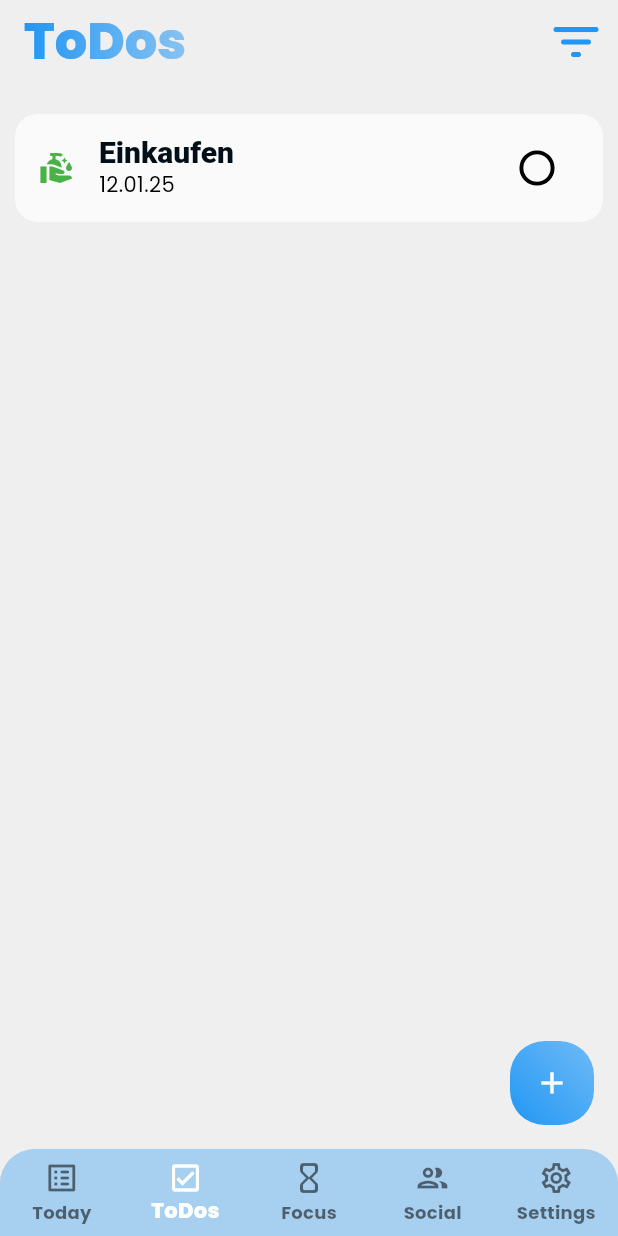
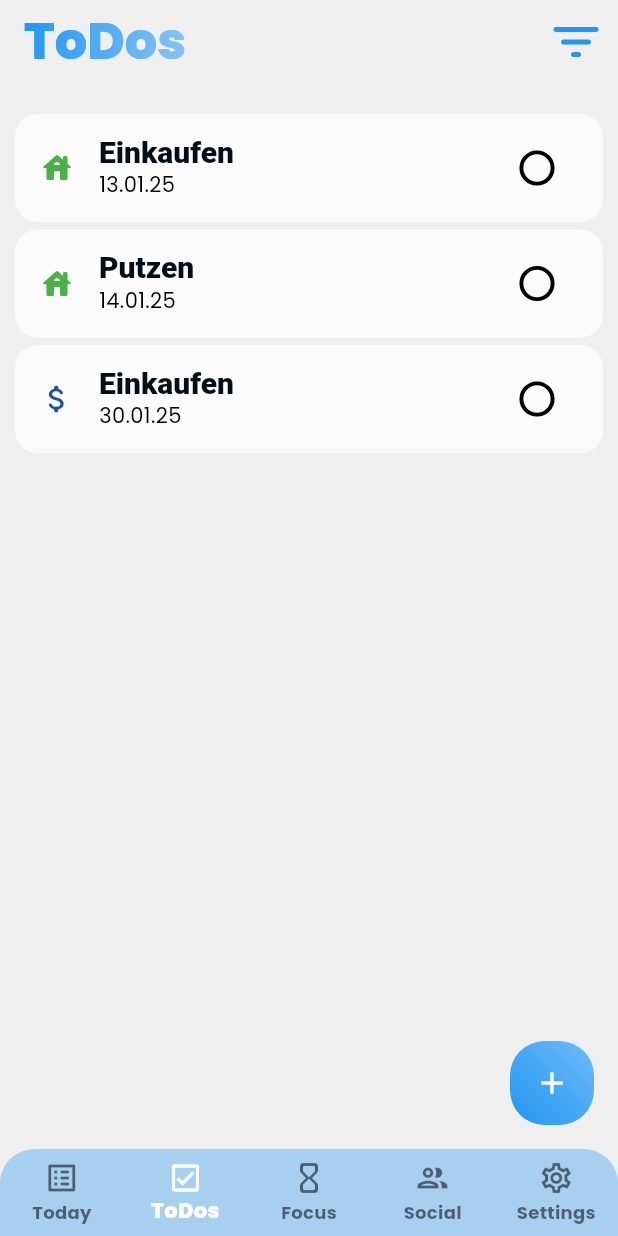
Before and after one commit to edhae/get_done, a Flutter app: the screen it shows after launch, item 2 of the bottom bar chosen, on a phone screen of 412 x 824 dp. Run offline on Flutter 3.47's test engine with Material 3 defaults, Android fonts, the light colour scheme and no system bars; drawn by our look-alikes of simple_gradient_text.

Commit message:
minor changes wieder

```diff
--- a/lib/data.dart
+++ b/lib/data.dart
@@ -1,39 +1,35 @@
 import 'package:flutter/material.dart';
 
-List<Map<String, dynamic>> todos = [
+List<Map<String, dynamic>> todos = [ //todo description
   {
     'todo_title': 'Einkaufen',
-    'todo_due_date': '12.01.25',
+    'todo_due_date': '13.01.25',
     'todo_is_done': false,
     'project_id': 0,
   },
-  // {
-  //   'title': 'Lernen',
-  //   'due_date': '13.01.25',
-  //   'done': false,
-  //   'project_name': 'Schule',
-  //   'project_color': const Color.fromARGB(165, 33, 149, 243),
-  // },
-  // {
-  //   'title': 'Sport',
-  //   'due_date': '16.01.25',
-  //   'done': false,
-  //   'project_name': 'Schule',
-  //   'project_color': const Color.fromARGB(165, 33, 149, 243),
-  // },
-  // {
-  //   'title': 'Rechnungen',
-  //   'due_date': '01.02.25',
-  //   'done': false,
-  //   'project_name': 'Finanzen',
-  //   'project_color': const Color.fromARGB(165, 63, 81, 181),
-  // },
+  {
+    'todo_title': 'Putzen',
+    'todo_due_date': '14.01.25',
+    'todo_is_done': false,
+    'project_id': 0,
+  },
+  {
+    'todo_title': 'Einkaufen',
+    'todo_due_date': '30.01.25',
+    'todo_is_done': false,
+    'project_id': 1,
+  },
 ];
 
 Map<int, Map<String, dynamic>> projects = {
   0: {
     'project_name': 'Haushalt',
     'project_color': const Color.fromARGB(255, 74, 177, 71),
-    'project_icon': Icons.clean_hands,
+    'project_icon': Icons.house_rounded,
+  },
+  1: {
+    'project_name': 'Finanzen',
+    'project_color': const Color.fromARGB(255, 30, 86, 151),
+    'project_icon': Icons.attach_money_rounded,
   },
 };
--- a/lib/mainpages/todospage.dart
+++ b/lib/mainpages/todospage.dart
@@ -65,9 +65,50 @@ class _TodosPageState extends State<TodosPage> {
 
             Map project = projects[todo['project_id']]!;
             Color projectColor = project['project_color'];
+            IconData projectIcon = project['project_icon'];
 
-            return Container(
+            return Dismissible(
               key: ValueKey(todos[index]),
+              direction: DismissDirection.horizontal,
+              onDismissed: (direction) {
+                setState(() {
+                  if (direction == DismissDirection.endToStart) {
+                    todo['isDone'] = true;
+                    ScaffoldMessenger.of(context).showSnackBar(
+                      SnackBar(
+                        content: Text('${todo['title']} marked as done!'),
+                        duration: Duration(seconds: 2),
+                      ),
+                    );
+                  } else if (direction == DismissDirection.startToEnd) { //todo useful action
+                    ScaffoldMessenger.of(context).showSnackBar(
+                      SnackBar(
+                        content: Text('${todo['title']} deleted!'),
+                        duration: Duration(seconds: 2),
+                      ),
+                    );
+                  }
+                });
+              },
+              background: Container(
+                color: Colors.red,
+                alignment: Alignment.centerLeft,
+                padding: const EdgeInsets.symmetric(horizontal: 20),
+                child: Icon(
+                  Icons.delete,
+                  color: Colors.white,
+                ),
+              ),
+              secondaryBackground: Container(
+                color: Colors.green,
+                alignment: Alignment.centerRight,
+                padding: const EdgeInsets.symmetric(horizontal: 20),
+                child: Icon(
+                  Icons.check,
+                  color: Colors.white,
+                ),
+              ),
+              child: Container(
                 margin: EdgeInsets.only(bottom: 5),
                 decoration: BoxDecoration(
                   borderRadius: BorderRadius.circular(15),
@@ -86,14 +127,15 @@ class _TodosPageState extends State<TodosPage> {
                   value: todoIsDone,
                   onChanged: (value) {
                     setState(() {
-                    todos[index]['todo_is_done'] = value!;
+                      todo['todo_is_done'] = value!;
                     });
                   },
                   checkboxShape: CircleBorder(),
                   checkboxScaleFactor: 1.3,
                   secondary: Icon(
-                  Icons.clean_hands,
+                    projectIcon,
                     color: projectColor,
+                  ),
                 ),
               ),
             );
```
Lines whose indentation alone changed are shown as unchanged.
